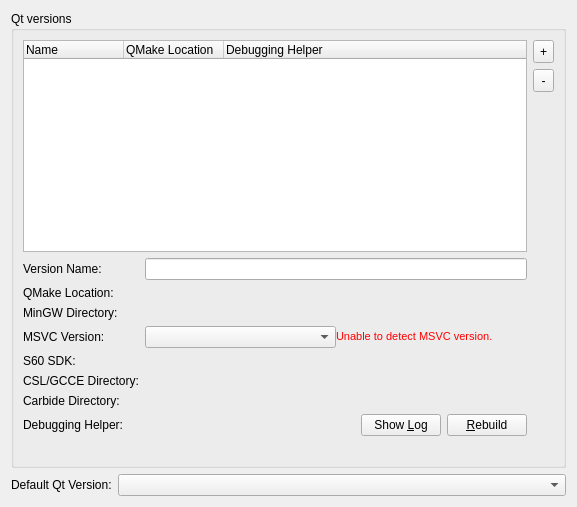
Qt form src/plugins/qt4projectmanager/qtversionmanager.ui (qt-creator/qt-creator) before a commit.
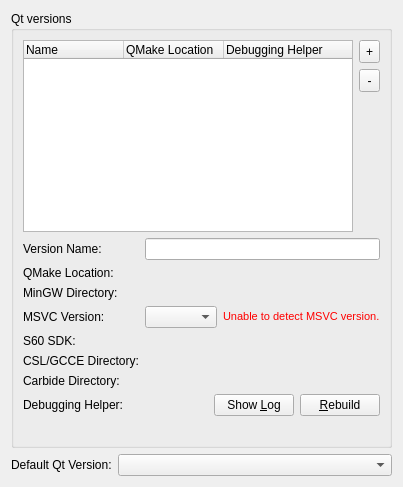
The same form after that commit. Custom widgets are drawn as their Qt base class.

Patch:
```diff
--- a/src/plugins/qt4projectmanager/qtversionmanager.ui
+++ b/src/plugins/qt4projectmanager/qtversionmanager.ui
@@ -2,22 +2,41 @@
 <ui version="4.0">
  <class>Qt4ProjectManager::Internal::QtVersionManager</class>
  <widget class="QWidget" name="Qt4ProjectManager::Internal::QtVersionManager">
-  <property name="geometry">
-   <rect>
-    <x>0</x>
-    <y>0</y>
-    <width>577</width>
-    <height>507</height>
-   </rect>
-  </property>
   <layout class="QVBoxLayout" name="verticalLayout">
    <item>
     <widget class="QGroupBox" name="groupBox">
      <property name="title">
       <string>Qt versions</string>
      </property>
-     <layout class="QGridLayout" name="gridLayout">
-      <item row="0" column="2">
+     <layout class="QVBoxLayout" name="verticalLayout_2">
+      <item>
+       <layout class="QHBoxLayout" name="horizontalLayout">
+        <item>
+         <widget class="QTreeWidget" name="qtdirList">
+          <property name="uniformRowHeights">
+           <bool>true</bool>
+          </property>
+          <property name="columnCount">
+           <number>3</number>
+          </property>
+          <column>
+           <property name="text">
+            <string>Name</string>
+           </property>
+          </column>
+          <column>
+           <property name="text">
+            <string>QMake Location</string>
+           </property>
+          </column>
+          <column>
+           <property name="text">
+            <string>Debugging Helper</string>
+           </property>
+          </column>
+         </widget>
+        </item>
+        <item>
        <layout class="QVBoxLayout">
         <property name="spacing">
          <number>6</number>
@@ -66,171 +85,147 @@
         </item>
        </layout>
       </item>
-      <item row="4" column="1">
-       <layout class="QHBoxLayout" name="horizontalLayout">
-        <property name="spacing">
-         <number>0</number>
-        </property>
-        <item>
-         <widget class="QComboBox" name="msvcComboBox">
-          <property name="sizePolicy">
-           <sizepolicy hsizetype="MinimumExpanding" vsizetype="Fixed">
-            <horstretch>0</horstretch>
-            <verstretch>0</verstretch>
-           </sizepolicy>
-          </property>
-         </widget>
-        </item>
-        <item>
-         <widget class="QLabel" name="msvcNotFoundLabel">
-          <property name="sizePolicy">
-           <sizepolicy hsizetype="MinimumExpanding" vsizetype="Preferred">
-            <horstretch>0</horstretch>
-            <verstretch>0</verstretch>
-           </sizepolicy>
-          </property>
-          <property name="text">
-           <string>&lt;!DOCTYPE HTML PUBLIC &quot;-//W3C//DTD HTML 4.0//EN&quot; &quot;http://www.w3.org/TR/REC-html40/strict.dtd&quot;&gt;
-&lt;html&gt;&lt;head&gt;&lt;meta name=&quot;qrichtext&quot; content=&quot;1&quot; /&gt;&lt;style type=&quot;text/css&quot;&gt;
-p, li { white-space: pre-wrap; }
-&lt;/style&gt;&lt;/head&gt;&lt;body style=&quot; font-family:'MS Shell Dlg 2'; font-size:8.25pt; font-weight:400; font-style:normal;&quot;&gt;
-&lt;p style=&quot; margin-top:0px; margin-bottom:0px; margin-left:0px; margin-right:0px; -qt-block-indent:0; text-indent:0px;&quot;&gt;&lt;span style=&quot; color:#ff0000;&quot;&gt;Unable to detect MSVC version.&lt;/span&gt;&lt;/p&gt;&lt;/body&gt;&lt;/html&gt;</string>
-          </property>
-         </widget>
-        </item>
        </layout>
       </item>
-      <item row="8" column="1">
-       <layout class="QHBoxLayout" name="horizontalLayout_2">
         <item>
-         <widget class="QLabel" name="debuggingHelperStateLabel">
-          <property name="sizePolicy">
-           <sizepolicy hsizetype="MinimumExpanding" vsizetype="Preferred">
-            <horstretch>0</horstretch>
-            <verstretch>0</verstretch>
-           </sizepolicy>
-          </property>
-          <property name="text">
-           <string/>
-          </property>
-         </widget>
-        </item>
-        <item>
-         <widget class="QPushButton" name="showLogButton">
-          <property name="text">
-           <string>Show &amp;Log</string>
-          </property>
-         </widget>
-        </item>
-        <item>
-         <widget class="QPushButton" name="rebuildButton">
-          <property name="text">
-           <string>&amp;Rebuild</string>
-          </property>
-         </widget>
-        </item>
-       </layout>
-      </item>
-      <item row="0" column="0" colspan="2">
-       <widget class="QTreeWidget" name="qtdirList">
-        <property name="uniformRowHeights">
-         <bool>true</bool>
-        </property>
-        <property name="columnCount">
-         <number>3</number>
-        </property>
-        <column>
-         <property name="text">
-          <string>Name</string>
-         </property>
-        </column>
-        <column>
-         <property name="text">
-          <string>QMake Location</string>
-         </property>
-        </column>
-        <column>
-         <property name="text">
-          <string>Debugging Helper</string>
-         </property>
-        </column>
-       </widget>
-      </item>
-      <item row="1" column="0">
+       <layout class="QGridLayout" name="gridLayout">
+        <item row="0" column="0">
        <widget class="QLabel" name="versionNameLabel">
         <property name="text">
          <string>Version Name:</string>
         </property>
        </widget>
       </item>
-      <item row="1" column="1">
+        <item row="0" column="1">
        <widget class="QLineEdit" name="nameEdit"/>
       </item>
-      <item row="2" column="0">
+        <item row="1" column="0">
        <widget class="QLabel" name="pathLabel">
         <property name="text">
          <string>QMake Location:</string>
         </property>
        </widget>
       </item>
-      <item row="2" column="1">
-       <widget class="Utils::PathChooser" name="qmakePath" native="true"/>
-      </item>
-      <item row="3" column="0">
+        <item row="1" column="1">
+         <widget class="Utils::PathChooser" name="qmakePath"/>
+        </item>
+        <item row="2" column="0">
        <widget class="QLabel" name="mingwLabel">
         <property name="text">
          <string>MinGW Directory:</string>
         </property>
        </widget>
       </item>
-      <item row="3" column="1">
-       <widget class="Utils::PathChooser" name="mingwPath" native="true"/>
-      </item>
-      <item row="4" column="0">
+        <item row="2" column="1">
+         <widget class="Utils::PathChooser" name="mingwPath"/>
+        </item>
+        <item row="3" column="0">
        <widget class="QLabel" name="msvcLabel">
         <property name="text">
          <string>MSVC Version:</string>
         </property>
        </widget>
       </item>
-      <item row="5" column="0">
+        <item row="3" column="1">
+         <layout class="QHBoxLayout" name="msvcHorizontalLayout">
+          <item>
+           <widget class="QComboBox" name="msvcComboBox">
+            <property name="sizePolicy">
+             <sizepolicy hsizetype="MinimumExpanding" vsizetype="Fixed">
+              <horstretch>0</horstretch>
+              <verstretch>0</verstretch>
+             </sizepolicy>
+            </property>
+           </widget>
+          </item>
+          <item>
+           <widget class="QLabel" name="msvcNotFoundLabel">
+            <property name="sizePolicy">
+             <sizepolicy hsizetype="MinimumExpanding" vsizetype="Preferred">
+              <horstretch>0</horstretch>
+              <verstretch>0</verstretch>
+             </sizepolicy>
+            </property>
+            <property name="text">
+             <string>&lt;!DOCTYPE HTML PUBLIC &quot;-//W3C//DTD HTML 4.0//EN&quot; &quot;http://www.w3.org/TR/REC-html40/strict.dtd&quot;&gt;
+&lt;html&gt;&lt;head&gt;&lt;meta name=&quot;qrichtext&quot; content=&quot;1&quot; /&gt;&lt;style type=&quot;text/css&quot;&gt;
+p, li { white-space: pre-wrap; }
+&lt;/style&gt;&lt;/head&gt;&lt;body style=&quot; font-family:'MS Shell Dlg 2'; font-size:8.25pt; font-weight:400; font-style:normal;&quot;&gt;
+&lt;p style=&quot; margin-top:0px; margin-bottom:0px; margin-left:0px; margin-right:0px; -qt-block-indent:0; text-indent:0px;&quot;&gt;&lt;span style=&quot; color:#ff0000;&quot;&gt;Unable to detect MSVC version.&lt;/span&gt;&lt;/p&gt;&lt;/body&gt;&lt;/html&gt;</string>
+            </property>
+           </widget>
+          </item>
+         </layout>
+        </item>
+        <item row="4" column="0">
        <widget class="QLabel" name="s60SDKLabel">
         <property name="text">
          <string>S60 SDK:</string>
         </property>
        </widget>
       </item>
-      <item row="5" column="1">
-       <widget class="Utils::PathChooser" name="s60SDKPath" native="true"/>
-      </item>
-      <item row="6" column="0">
+        <item row="4" column="1">
+         <widget class="Utils::PathChooser" name="s60SDKPath"/>
+        </item>
+        <item row="5" column="0">
        <widget class="QLabel" name="gcceLabel">
         <property name="text">
          <string>CSL/GCCE Directory:</string>
         </property>
        </widget>
       </item>
-      <item row="6" column="1">
-       <widget class="Utils::PathChooser" name="gccePath" native="true"/>
-      </item>
-      <item row="7" column="0">
+        <item row="5" column="1">
+         <widget class="Utils::PathChooser" name="gccePath"/>
+        </item>
+        <item row="6" column="0">
        <widget class="QLabel" name="mwcLabel">
         <property name="text">
          <string>Carbide Directory:</string>
         </property>
        </widget>
       </item>
-      <item row="7" column="1">
-       <widget class="Utils::PathChooser" name="mwcPath" native="true"/>
-      </item>
-      <item row="8" column="0">
+        <item row="6" column="1">
+         <widget class="Utils::PathChooser" name="mwcPath"/>
+        </item>
+        <item row="7" column="0">
        <widget class="QLabel" name="debuggingHelperLabel">
         <property name="text">
          <string>Debugging Helper:</string>
         </property>
        </widget>
       </item>
-      <item row="9" column="1">
+        <item row="7" column="1">
+         <layout class="QHBoxLayout" name="debuggingHelperHorizontalLayout">
+          <item>
+           <widget class="QLabel" name="debuggingHelperStateLabel">
+            <property name="sizePolicy">
+             <sizepolicy hsizetype="MinimumExpanding" vsizetype="Preferred">
+              <horstretch>0</horstretch>
+              <verstretch>0</verstretch>
+             </sizepolicy>
+            </property>
+            <property name="text">
+             <string/>
+            </property>
+           </widget>
+          </item>
+          <item>
+           <widget class="QPushButton" name="showLogButton">
+            <property name="text">
+             <string>Show &amp;Log</string>
+            </property>
+           </widget>
+          </item>
+          <item>
+           <widget class="QPushButton" name="rebuildButton">
+            <property name="text">
+             <string>&amp;Rebuild</string>
+            </property>
+           </widget>
+          </item>
+         </layout>
+        </item>
+        <item row="8" column="0" colspan="2">
        <widget class="QLabel" name="errorLabel">
         <property name="text">
          <string/>
@@ -238,18 +233,20 @@
        </widget>
       </item>
      </layout>
+      </item>
+     </layout>
     </widget>
    </item>
    <item>
-    <layout class="QHBoxLayout" name="horizontalLayout_3">
-     <item>
+    <layout class="QFormLayout" name="defaultFormLayout">
+     <item row="0" column="0">
       <widget class="QLabel" name="defaultLabel">
        <property name="text">
         <string>Default Qt Version:</string>
        </property>
       </widget>
      </item>
-     <item>
+     <item row="0" column="1">
       <widget class="QComboBox" name="defaultCombo">
        <property name="sizePolicy">
         <sizepolicy hsizetype="MinimumExpanding" vsizetype="Fixed">
```
Left out of the diff: 2 changed lines with no effect on the pictures. Lines whose indentation alone changed are shown as unchanged.
